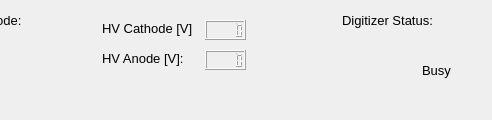
Old version of the form sbndprmdaq/controls.ui in the repository marcodeltutto/SBNDPurityMonitorDAQ; both pictures show x 508 to 1000 and y 0 to 120 of the 1000 by 120 pixel window.
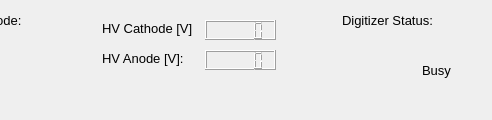
New version of the form. Icons and pictures are not drawn. Custom widgets are drawn as their Qt base class.

Commit message: Enlarge LCD display

The edit to the form file:
```diff
--- a/sbndprmdaq/controls.ui
+++ b/sbndprmdaq/controls.ui
@@ -239,7 +239,7 @@
      <rect>
       <x>713</x>
       <y>20</y>
-      <width>41</width>
+      <width>71</width>
       <height>20</height>
      </rect>
     </property>
@@ -285,7 +285,7 @@
      <rect>
       <x>713</x>
       <y>50</y>
-      <width>41</width>
+      <width>71</width>
       <height>20</height>
      </rect>
     </property>
```
